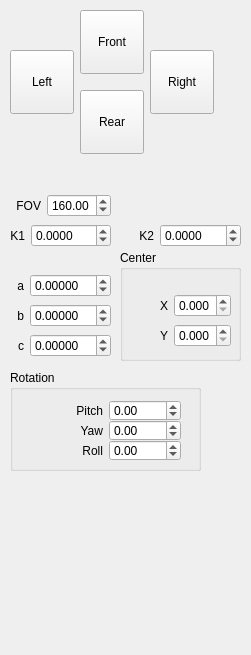
Qt form control2.ui (free6d1823/NavmCal) before a commit.
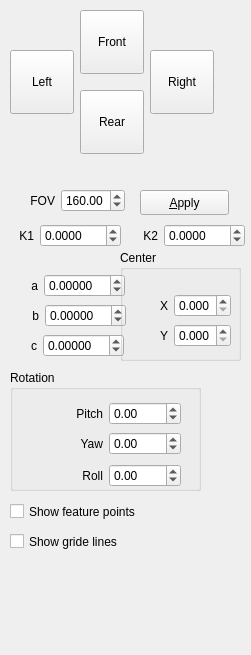
The same form after that commit. Icons and pictures are not drawn.

```diff
--- a/control2.ui
+++ b/control2.ui
@@ -18,7 +18,7 @@
   </property>
   <property name="minimumSize">
    <size>
-    <width>120</width>
+    <width>220</width>
     <height>500</height>
    </size>
   </property>
@@ -139,9 +139,9 @@
    <property name="geometry">
     <rect>
      <x>10</x>
-     <y>190</y>
-     <width>101</width>
-     <height>31</height>
+     <y>180</y>
+     <width>115</width>
+     <height>41</height>
     </rect>
    </property>
    <layout class="QHBoxLayout" name="horizontalLayout">
@@ -175,7 +175,7 @@
     <rect>
      <x>10</x>
      <y>220</y>
-     <width>101</width>
+     <width>111</width>
      <height>31</height>
     </rect>
    </property>
@@ -216,7 +216,7 @@
     <rect>
      <x>120</x>
      <y>220</y>
-     <width>121</width>
+     <width>125</width>
      <height>31</height>
     </rect>
    </property>
@@ -257,7 +257,7 @@
     <rect>
      <x>10</x>
      <y>270</y>
-     <width>101</width>
+     <width>115</width>
      <height>31</height>
     </rect>
    </property>
@@ -298,7 +298,7 @@
     <rect>
      <x>10</x>
      <y>300</y>
-     <width>101</width>
+     <width>116</width>
      <height>31</height>
     </rect>
    </property>
@@ -339,7 +339,7 @@
     <rect>
      <x>10</x>
      <y>330</y>
-     <width>101</width>
+     <width>114</width>
      <height>31</height>
     </rect>
    </property>
@@ -476,7 +476,7 @@
      <x>10</x>
      <y>370</y>
      <width>191</width>
-     <height>101</height>
+     <height>121</height>
     </rect>
    </property>
    <property name="title">
@@ -488,7 +488,7 @@
       <x>20</x>
       <y>30</y>
       <width>151</width>
-      <height>21</height>
+      <height>28</height>
      </rect>
     </property>
     <layout class="QHBoxLayout" name="horizontalLayout_11">
@@ -527,9 +527,9 @@
     <property name="geometry">
      <rect>
       <x>20</x>
-      <y>50</y>
+      <y>60</y>
       <width>151</width>
-      <height>21</height>
+      <height>28</height>
      </rect>
     </property>
     <layout class="QHBoxLayout" name="horizontalLayout_12">
@@ -568,9 +568,9 @@
     <property name="geometry">
      <rect>
       <x>20</x>
-      <y>70</y>
+      <y>90</y>
       <width>151</width>
-      <height>21</height>
+      <height>31</height>
      </rect>
     </property>
     <layout class="QHBoxLayout" name="horizontalLayout_13">
@@ -606,6 +606,45 @@
     </layout>
    </widget>
   </widget>
+  <widget class="QCheckBox" name="checkShowFp">
+   <property name="geometry">
+    <rect>
+     <x>10</x>
+     <y>500</y>
+     <width>181</width>
+     <height>23</height>
+    </rect>
+   </property>
+   <property name="text">
+    <string>Show feature points</string>
+   </property>
+  </widget>
+  <widget class="QCheckBox" name="checkShowGrideLines">
+   <property name="geometry">
+    <rect>
+     <x>10</x>
+     <y>530</y>
+     <width>181</width>
+     <height>23</height>
+    </rect>
+   </property>
+   <property name="text">
+    <string>Show gride lines</string>
+   </property>
+  </widget>
+  <widget class="QPushButton" name="btnApply">
+   <property name="geometry">
+    <rect>
+     <x>140</x>
+     <y>190</y>
+     <width>89</width>
+     <height>25</height>
+    </rect>
+   </property>
+   <property name="text">
+    <string>&amp;Apply</string>
+   </property>
+  </widget>
  </widget>
  <resources>
   <include location="images.qrc"/>
```
